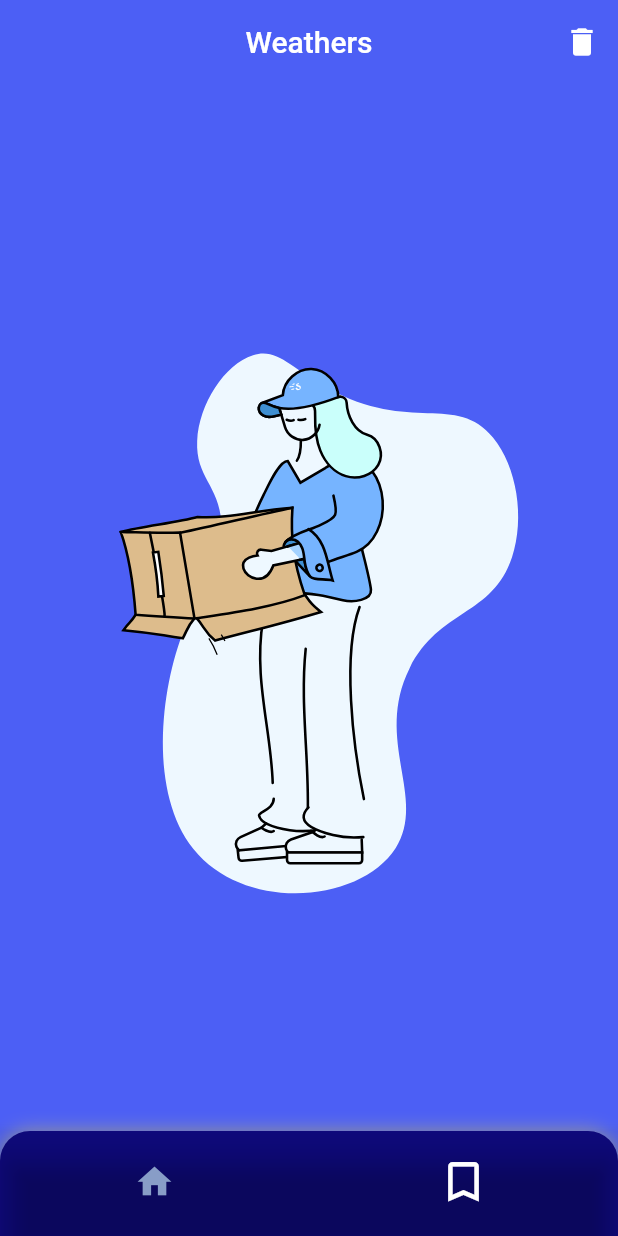
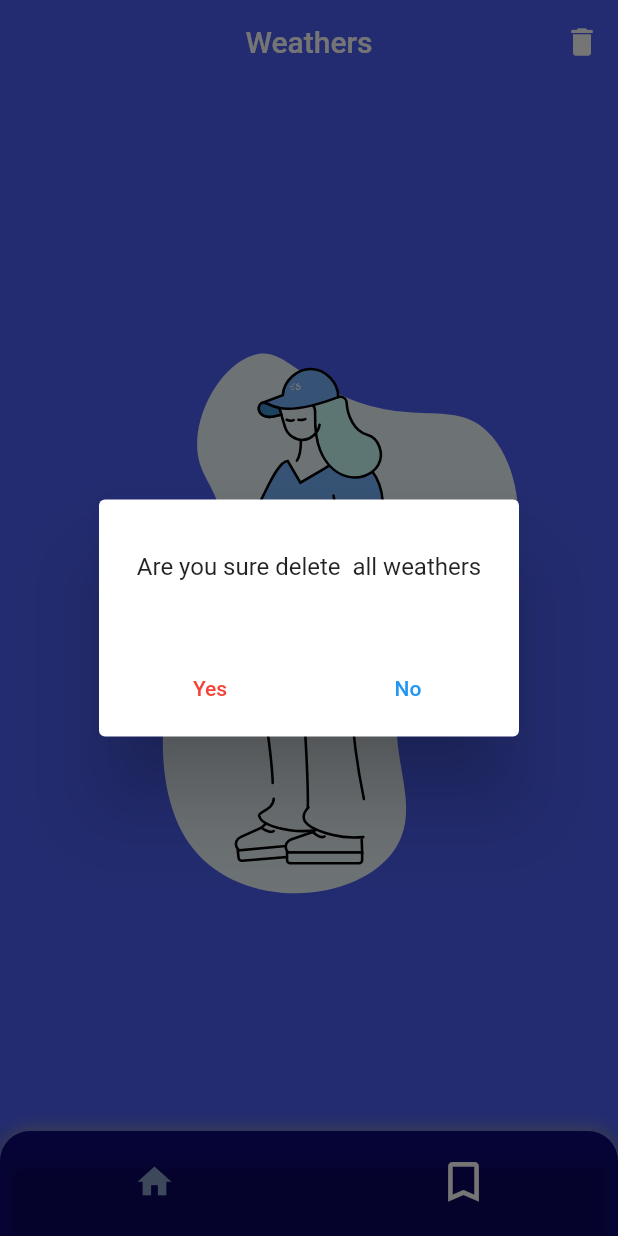
Before and after one commit to Hayotbekferghana/weather_project, a Flutter app: the screen it shows after launch, item 2 of the bottom bar chosen, after a tap on the "delete" icon, on a phone screen of 412 x 824 dp. Run offline on Flutter 3.47's test engine with Material 2 defaults, Android fonts, the phone set to English and light mode, and no system bars; our stand-ins replace animate_do, dio, firebase_core, firebase_messaging, flutter_bloc, flutter_local_notifications and 3 more; accounts and stored records are empty.

Commit message:
added changes

```diff
--- a/lib/data/services/notif_api_service/api_service.dart
+++ b/lib/data/services/notif_api_service/api_service.dart
@@ -34,9 +34,8 @@ class ApiService {
           }
         },
       );
-      if (response.data['success'] != 0) {
-        print(response.data);
-        debugPrint("SUCCESS = ${response.data['success']}");
+      if (response.data['message_id'] != null) {
+        debugPrint(response.data);
         return true;
       } else {
         throw Exception();
--- a/lib/presentations/tab/tab_box.dart
+++ b/lib/presentations/tab/tab_box.dart
@@ -13,10 +13,7 @@ class TabBox extends StatefulWidget {
 class _TabBoxState extends State<TabBox> {
   int currentIndex = 0;
 
-  List<Widget> screens = [
-    HomeScreen(),
-    const WeathersScreen(),
-  ];
+  List<Widget> screens = const [HomeScreen(), WeathersScreen()];
   @override
   Widget build(BuildContext context) {
     return Scaffold(
--- a/lib/presentations/tab/weathers_screen/weathers_screen.dart
+++ b/lib/presentations/tab/weathers_screen/weathers_screen.dart
@@ -32,7 +32,48 @@ class _WeathersScreenState extends State<WeathersScreen> {
         actions: [
           IconButton(
               onPressed: () async {
-                context.read<NotificationCubit>().deleteAllWeathers();
+                showDialog(
+                  context: context,
+                  builder: (context) => StatefulBuilder(
+                    builder: (context, setState) => AlertDialog(
+                      content: const SizedBox(
+                        height: 50,
+                        child: Center(
+                          child: Text("Are you sure delete  all weathers"),
+                        ),
+                      ),
+                      actions: [
+                        Row(
+                          mainAxisAlignment: MainAxisAlignment.spaceAround,
+                          children: [
+                            TextButton(
+                              onPressed: () async {
+                                context
+                                    .read<NotificationCubit>()
+                                    .deleteAllWeathers();
+                                Navigator.pop(context);
+                              },
+                              child: const Center(
+                                child: Text(
+                                  "Yes",
+                                  style: TextStyle(color: Colors.red),
+                                ),
+                              ),
+                            ),
+                            TextButton(
+                              onPressed: () {
+                                Navigator.pop(context);
+                              },
+                              child: const Center(
+                                child: Text("No"),
+                              ),
+                            ),
+                          ],
+                        ),
+                      ],
+                    ),
+                  ),
+                );
               },
               icon: const Icon(
                 Icons.delete,
```
Also changed, not shown: lib/presentations/tab/home_screen/home_screen.dart (+11 -6 lines).
